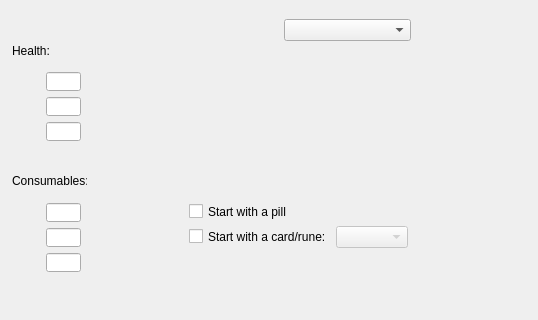
First picture: the form in mainwindow.ui, repository cptsnowball/Isaac-Character-Editor, before the edit; both pictures show x 0 to 538 and y 97 to 417 of the 705 by 417 pixel window.
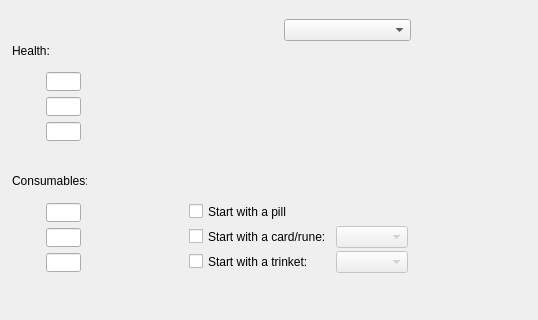
Second picture: the form after the edit.

Commit message: trinket check/combobox, not implemented yet

What changed in the file:
```diff
--- a/mainwindow.ui
+++ b/mainwindow.ui
@@ -353,6 +353,41 @@
      <bool>true</bool>
     </property>
    </widget>
+   <widget class="QCheckBox" name="trinketCheckBox">
+    <property name="geometry">
+     <rect>
+      <x>189</x>
+      <y>349</y>
+      <width>150</width>
+      <height>19</height>
+     </rect>
+    </property>
+    <property name="font">
+     <font>
+      <pointsize>9</pointsize>
+      <kerning>false</kerning>
+     </font>
+    </property>
+    <property name="text">
+     <string>Start with a trinket:</string>
+    </property>
+   </widget>
+   <widget class="QComboBox" name="trinketComboBox">
+    <property name="enabled">
+     <bool>false</bool>
+    </property>
+    <property name="geometry">
+     <rect>
+      <x>336</x>
+      <y>348</y>
+      <width>162</width>
+      <height>22</height>
+     </rect>
+    </property>
+    <property name="sizeAdjustPolicy">
+     <enum>QComboBox::AdjustToContents</enum>
+    </property>
+   </widget>
   </widget>
  </widget>
  <layoutdefault spacing="6" margin="11"/>
```
Left out of the diff: 19 changed lines with no effect on the pictures. The commit also changes 5 other files.
